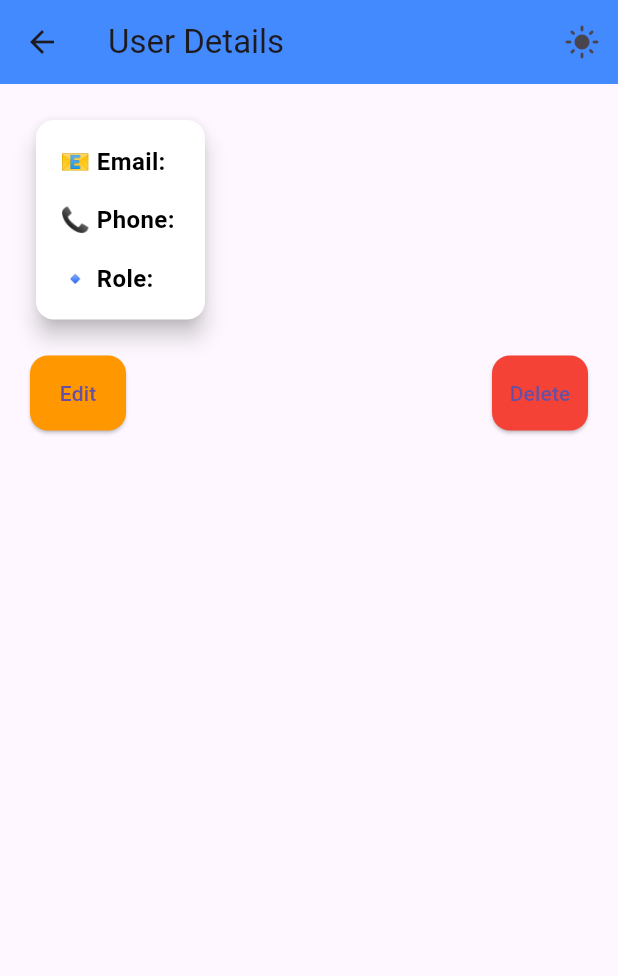
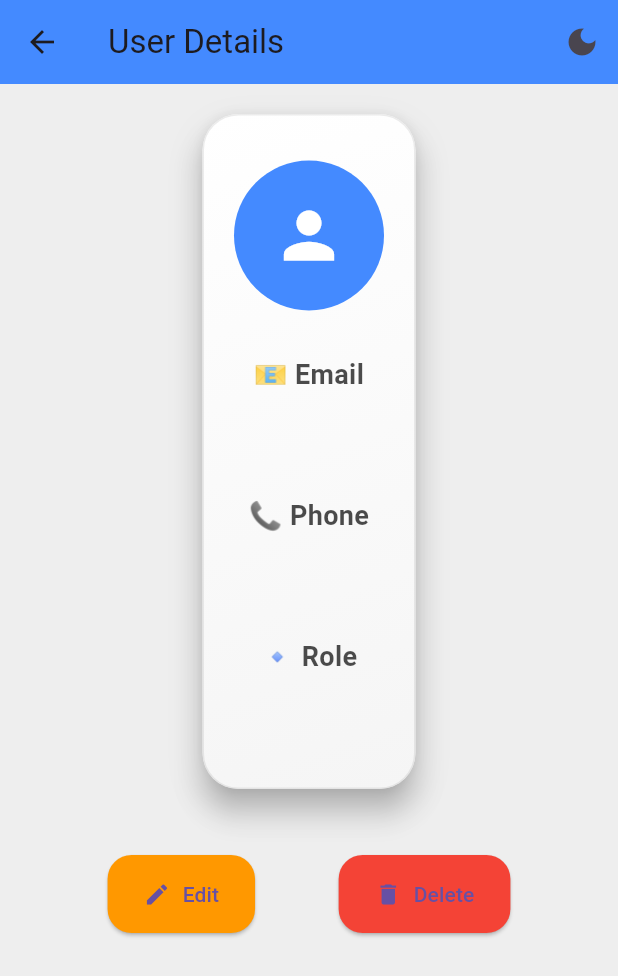
Before and after one commit to sirinegarrouri/pfeProject, a Flutter app: the UserDetailsScreen screen opened directly with empty values, on a phone screen of 412 x 824 dp. Shown: the top 976 px of the screen. Run offline on Flutter 3.47's test engine with Material 3 defaults, Android fonts, the phone set to English and light mode, and no system bars; our stand-ins replace cloud_firestore, firebase_auth, firebase_core, firebase_messaging; accounts and stored records are empty; network calls fail.

Commit message:
restart the admin and user screen design

```diff
--- a/lib/UserDetailsScreen.dart
+++ b/lib/UserDetailsScreen.dart
@@ -3,19 +3,22 @@ import 'package:flutter/material.dart';
 
 class UserDetailsScreen extends StatefulWidget {
   final String userId;
-  UserDetailsScreen({required this.userId});
+
+  const UserDetailsScreen({required this.userId, super.key});
 
   @override
-  _UserDetailsScreenState createState() => _UserDetailsScreenState();
+  State<UserDetailsScreen> createState() => _UserDetailsScreenState();
 }
 
 class _UserDetailsScreenState extends State<UserDetailsScreen> {
   final FirebaseFirestore _firestore = FirebaseFirestore.instance;
-  bool _isEditing = false; // Toggle between edit mode and view mode
+
+  bool _isEditing = false;
+  bool _isDarkMode = false;
+
   late TextEditingController _emailController;
   late TextEditingController _phoneController;
   late TextEditingController _roleController;
-  bool isDarkMode = false;
 
   @override
   void initState() {
@@ -26,62 +29,73 @@ class _UserDetailsScreenState extends State<UserDetailsScreen> {
     _loadUserData();
   }
 
-  // Fetch user details by ID
   Future<void> _loadUserData() async {
-    DocumentSnapshot doc = await _firestore.collection('users').doc(widget.userId).get();
-    var userData = doc.data() as Map<String, dynamic>;
+    try {
+      DocumentSnapshot doc =
+      await _firestore.collection('users').doc(widget.userId).get();
+      if (!doc.exists) return;
 
-    _emailController.text = userData['email'];
-    _phoneController.text = userData['phone'];
-    _roleController.text = userData['role'];
+      var userData = doc.data() as Map<String, dynamic>;
+      _emailController.text = userData['email'] ?? '';
+      _phoneController.text = userData['phone'] ?? '';
+      _roleController.text = userData['role'] ?? '';
+    } catch (e) {
+      debugPrint("Error loading user: $e");
+    }
   }
 
-  // Save the edited data
-  void _saveUserData() async {
-    await _firestore.collection('users').doc(widget.userId).update({
-      'email': _emailController.text,
-      'phone': _phoneController.text,
-      'role': _roleController.text,
-    });
+  Future<void> _saveUserData() async {
+    try {
+      await _firestore.collection('users').doc(widget.userId).update({
+        'email': _emailController.text.trim(),
+        'phone': _phoneController.text.trim(),
+        'role': _roleController.text.trim(),
+      });
 
-    setState(() {
-      _isEditing = false;
-    });
+      setState(() => _isEditing = false);
 
-    // Show success message
-    ScaffoldMessenger.of(context).showSnackBar(
-      const SnackBar(content: Text("User details updated successfully!")),
-    );
+      ScaffoldMessenger.of(context).showSnackBar(
+        const SnackBar(content: Text('User updated successfully!')),
+      );
+    } catch (e) {
+      debugPrint("Error saving user: $e");
+    }
   }
 
-  // Function to delete the user
   Future<void> _deleteUser() async {
-    await _firestore.collection('users').doc(widget.userId).delete();
-    Navigator.pop(context); // Return to previous screen after deletion
-    ScaffoldMessenger.of(context).showSnackBar(
-      const SnackBar(content: Text("User deleted successfully!")),
-    );
+    try {
+      await _firestore.collection('users').doc(widget.userId).delete();
+
+      ScaffoldMessenger.of(context).showSnackBar(
+        const SnackBar(content: Text('User deleted successfully!')),
+      );
+
+      Navigator.pop(context);
+    } catch (e) {
+      debugPrint("Error deleting user: $e");
+    }
   }
 
   @override
   Widget build(BuildContext context) {
+    Color backgroundColor =
+    _isDarkMode ? const Color(0xFF121212) : Colors.grey[200]!;
+    Color textColor = _isDarkMode ? Colors.white : Colors.black87;
+
     return Scaffold(
+      backgroundColor: backgroundColor,
       appBar: AppBar(
-        title: const Text("User Details"),
-        backgroundColor: Colors.blueAccent,
+        backgroundColor: _isDarkMode ? Colors.black : Colors.blueAccent,
+        title: const Text('User Details'),
         actions: [
           IconButton(
-            icon: Icon(isDarkMode ? Icons.dark_mode : Icons.light_mode),
-            onPressed: () {
-              setState(() {
-                isDarkMode = !isDarkMode;
-              });
-            },
-          ),
+            icon: Icon(_isDarkMode ? Icons.light_mode : Icons.dark_mode),
+            onPressed: () => setState(() => _isDarkMode = !_isDarkMode),
+          )
         ],
       ),
       body: Padding(
-        padding: const EdgeInsets.all(20.0),
+        padding: const EdgeInsets.all(16),
         child: FutureBuilder<DocumentSnapshot>(
           future: _firestore.collection('users').doc(widget.userId).get(),
           builder: (context, snapshot) {
@@ -90,138 +104,171 @@ class _UserDetailsScreenState extends State<UserDetailsScreen> {
             }
 
             if (snapshot.hasError) {
-              return const Center(child: Text("Error loading user details"));
+              return Center(
+                child: Text('Error: ${snapshot.error}',
+                    style: TextStyle(color: textColor)),
+              );
             }
 
-            if (!snapshot.hasData) {
-              return const Center(child: Text("User not found"));
+            if (!snapshot.hasData || !snapshot.data!.exists) {
+              return Center(
+                child: Text('User not found',
+                    style: TextStyle(color: textColor)),
+              );
             }
-
-            var user = snapshot.data!.data() as Map<String, dynamic>;
 
             return SingleChildScrollView(
               child: Column(
-                crossAxisAlignment: CrossAxisAlignment.start,
                 children: [
-                  // User details card
                   Card(
-                    elevation: 6,
+                    color: _isDarkMode
+                        ? Colors.white.withOpacity(0.05)
+                        : Colors.white.withOpacity(0.9),
+                    elevation: 8,
                     shape: RoundedRectangleBorder(
-                      borderRadius: BorderRadius.circular(12),
+                      borderRadius: BorderRadius.circular(24),
                     ),
-                    color: isDarkMode ? Colors.grey[900] : Colors.white,
-                    child: Padding(
-                      padding: const EdgeInsets.all(16.0),
+                    child: Container(
+                      decoration: BoxDecoration(
+                        borderRadius: BorderRadius.circular(24),
+                        gradient: _isDarkMode
+                            ? LinearGradient(
+                          colors: [
+                            Color(0xFF1E1E1E),
+                            Color(0xFF121212)
+                          ],
+                          begin: Alignment.topLeft,
+                          end: Alignment.bottomRight,
+                        )
+                            : LinearGradient(
+                          colors: [
+                            Colors.white,
+                            Colors.grey[100]!
+                          ],
+                          begin: Alignment.topLeft,
+                          end: Alignment.bottomRight,
+                        ),
+                        boxShadow: [
+                          BoxShadow(
+                            color: _isDarkMode
+                                ? Colors.black.withOpacity(0.3)
+                                : Colors.grey.withOpacity(0.3),
+                            blurRadius: 20,
+                            offset: Offset(0, 10),
+                          ),
+                        ],
+                        border: Border.all(
+                          color: _isDarkMode
+                              ? Colors.white.withOpacity(0.1)
+                              : Colors.grey.withOpacity(0.2),
+                        ),
+                      ),
+                      padding: const EdgeInsets.symmetric(
+                          horizontal: 20, vertical: 30),
                       child: Column(
-                        crossAxisAlignment: CrossAxisAlignment.start,
+                        crossAxisAlignment: CrossAxisAlignment.center,
                         children: [
-                          // Email
-                          _isEditing
-                              ? TextFormField(
-                            controller: _emailController,
-                            decoration: InputDecoration(
-                              labelText: "Email",
-                              border: OutlineInputBorder(),
-                              prefixIcon: Icon(Icons.email,
-                                  color: isDarkMode ? Colors.white70 : Colors.black),
-                            ),
-                            style: TextStyle(
-                                color: isDarkMode ? Colors.white : Colors.black),
-                          )
-                              : Text(
-                            "📧 Email: ${user['email']}",
-                            style: TextStyle(
-                              fontSize: 16,
-                              fontWeight: FontWeight.bold,
-                              color: isDarkMode ? Colors.white : Colors.black,
+                          CircleAvatar(
+                            radius: 50,
+                            backgroundColor: _isDarkMode
+                                ? Colors.grey[800]
+                                : Colors.blueAccent,
+                            child: Icon(
+                              Icons.person,
+                              color: Colors.white,
+                              size: 50,
                             ),
                           ),
-                          const SizedBox(height: 16),
-                          // Phone
+                          const SizedBox(height: 30),
+
+                          // Email Row
                           _isEditing
-                              ? TextFormField(
+                              ? _buildTextField(
+                            controller: _emailController,
+                            label: 'Email',
+                            icon: Icons.email,
+                            textColor: textColor,
+                          )
+                              : _buildInfoRow(
+                              "📧 Email", _emailController.text, textColor),
+
+                          const SizedBox(height: 24),
+
+                          // Phone Row
+                          _isEditing
+                              ? _buildTextField(
                             controller: _phoneController,
-                            decoration: InputDecoration(
-                              labelText: "Phone Number",
-                              border: OutlineInputBorder(),
-                              prefixIcon: Icon(Icons.phone,
-                                  color: isDarkMode ? Colors.white70 : Colors.black),
-                            ),
-                            style: TextStyle(
-                                color: isDarkMode ? Colors.white : Colors.black),
+                            label: 'Phone',
+                            icon: Icons.phone,
+                            textColor: textColor,
                           )
-                              : Text(
-                            "📞 Phone: ${user['phone']}",
-                            style: TextStyle(
-                              fontSize: 16,
-                              fontWeight: FontWeight.bold,
-                              color: isDarkMode ? Colors.white : Colors.black,
-                            ),
-                          ),
-                          const SizedBox(height: 16),
-                          // Role
+                              : _buildInfoRow(
+                              "📞 Phone", _phoneController.text, textColor),
+
+                          const SizedBox(height: 24),
+
+                          // Role Row
                           _isEditing
-                              ? TextFormField(
+                              ? _buildTextField(
                             controller: _roleController,
-                            decoration: InputDecoration(
-                              labelText: "Role",
-                              border: OutlineInputBorder(),
-                              prefixIcon: Icon(Icons.person,
-                                  color: isDarkMode ? Colors.white70 : Colors.black),
-                            ),
-                            style: TextStyle(
-                                color: isDarkMode ? Colors.white : Colors.black),
+                            label: 'Role',
+                            icon: Icons.person,
+                            textColor: textColor,
                           )
-                              : Text(
-                            "🔹 Role: ${user['role']}",
-                            style: TextStyle(
-                              fontSize: 16,
-                              fontWeight: FontWeight.bold,
-                              color: isDarkMode ? Colors.white : Colors.black,
-                            ),
-                          ),
+                              : _buildInfoRow(
+                              "🔹 Role", _roleController.text, textColor),
                         ],
                       ),
                     ),
                   ),
-                  const SizedBox(height: 20),
-                  // Buttons
+
+                  const SizedBox(height: 40),
+
                   Row(
-                    mainAxisAlignment: MainAxisAlignment.spaceBetween,
+                    mainAxisAlignment: MainAxisAlignment.spaceEvenly,
                     children: [
-                      // Save button only visible in edit mode
                       if (_isEditing)
-                        ElevatedButton(
+                        ElevatedButton.icon(
+                          icon: const Icon(Icons.save),
+                          label: const Text('Save'),
+                          style: ElevatedButton.styleFrom(
+                            backgroundColor: Colors.green,
+                            padding: const EdgeInsets.symmetric(
+                                horizontal: 24, vertical: 16),
+                            shape: RoundedRectangleBorder(
+                                borderRadius: BorderRadius.circular(16)),
+                          ),
                           onPressed: _saveUserData,
-                          child: const Text("Save Changes"),
-                          style: ElevatedButton.styleFrom(
-                            backgroundColor: Colors.blueAccent,
-                          ),
                         ),
-                      // Edit button visible only in view mode
                       if (!_isEditing)
-                        ElevatedButton(
-                          onPressed: () {
-                            setState(() {
-                              _isEditing = true; // Toggle to edit mode
-                            });
-                          },
-                          child: const Text("Edit"),
+                        ElevatedButton.icon(
+                          icon: const Icon(Icons.edit),
+                          label: const Text('Edit'),
                           style: ElevatedButton.styleFrom(
                             backgroundColor: Colors.orange,
+                            padding: const EdgeInsets.symmetric(
+                                horizontal: 24, vertical: 16),
+                            shape: RoundedRectangleBorder(
+                                borderRadius: BorderRadius.circular(16)),
                           ),
+                          onPressed: () =>
+                              setState(() => _isEditing = true),
                         ),
-                      // Delete button visible in view mode
                       if (!_isEditing)
-                        ElevatedButton(
-                          onPressed: _deleteUser,
-                          child: const Text("Delete"),
+                        ElevatedButton.icon(
+                          icon: const Icon(Icons.delete),
+                          label: const Text('Delete'),
                           style: ElevatedButton.styleFrom(
                             backgroundColor: Colors.red,
+                            padding: const EdgeInsets.symmetric(
+                                horizontal: 24, vertical: 16),
+                            shape: RoundedRectangleBorder(
+                                borderRadius: BorderRadius.circular(16)),
                           ),
+                          onPressed: _deleteUser,
                         ),
                     ],
-                  ),
+                  )
                 ],
               ),
             );
@@ -230,4 +277,59 @@ class _UserDetailsScreenState extends State<UserDetailsScreen> {
       ),
     );
   }
+
+  Widget _buildTextField({
+    required TextEditingController controller,
+    required String label,
+    required IconData icon,
+    required Color textColor,
+  }) {
+    return TextFormField(
+      controller: controller,
+      style: TextStyle(color: textColor, fontSize: 18),
+      textAlign: TextAlign.center,
+      decoration: InputDecoration(
+        labelText: label,
+        prefixIcon: Icon(icon, color: textColor.withOpacity(0.7)),
+        filled: true,
+        fillColor: _isDarkMode ? Colors.grey[800] : Colors.grey[100],
+        labelStyle: TextStyle(color: textColor),
+        enabledBorder: OutlineInputBorder(
+          borderSide: BorderSide(color: textColor.withOpacity(0.3)),
+          borderRadius: BorderRadius.circular(12),
+        ),
+        focusedBorder: OutlineInputBorder(
+          borderSide: BorderSide(color: textColor),
+          borderRadius: BorderRadius.circular(12),
+        ),
+      ),
+    );
+  }
+
+  Widget _buildInfoRow(String label, String value, Color textColor) {
+    return Column(
+      crossAxisAlignment: CrossAxisAlignment.center,
+      children: [
+        Text(
+          label,
+          style: TextStyle(
+            color: textColor.withOpacity(0.7),
+            fontSize: 18,
+            fontWeight: FontWeight.w600,
+          ),
+          textAlign: TextAlign.center,
+        ),
+        const SizedBox(height: 10),
+        Text(
+          value,
+          style: TextStyle(
+            color: textColor,
+            fontSize: 24, // Bigger font size for emphasis
+            fontWeight: FontWeight.bold,
+          ),
+          textAlign: TextAlign.center,
+        ),
+      ],
+    );
+  }
 }
```
Also changed, not shown: lib/AdminScreen.dart (+18 -1 lines), lib/UserScreen.dart (+23 -4 lines), lib/main.dart (+25 -20 lines).
